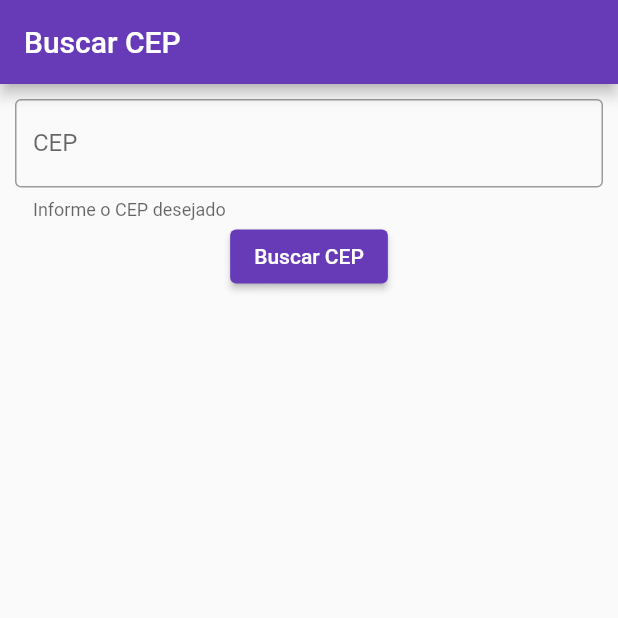
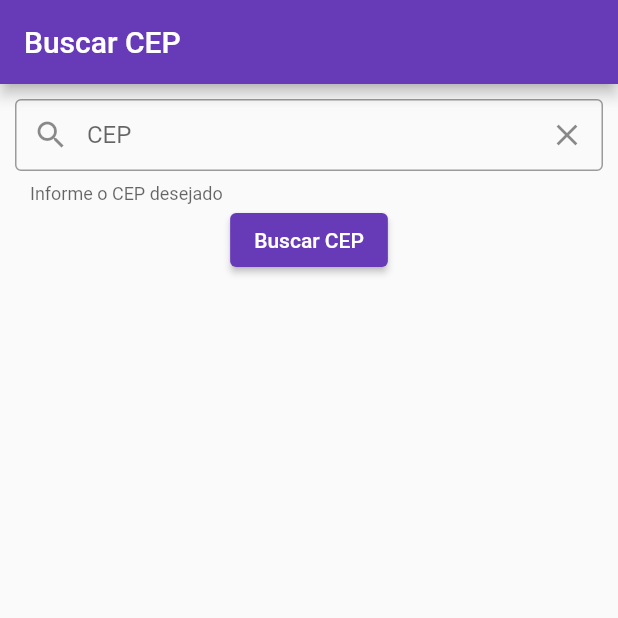
Before and after one commit to EuMarcel0/flutter_search_cep, a Flutter app: the screen it shows after launch, on a phone screen of 412 x 824 dp, the top half of it. Run offline on Flutter 3.47's test engine with Material 2 defaults, Android fonts, the phone set to English and light mode, and no system bars; our stand-ins replace dio.

Commit message:
feat: add button for clear textfield

```diff
--- a/lib/pages/home/home_page.dart
+++ b/lib/pages/home/home_page.dart
@@ -34,12 +34,25 @@ class _HomePageState extends State<HomePage> {
           child: Form(
             key: formKey,
             child: Column(children: [
-              TextFormField(
-                decoration: const InputDecoration(
+              Row(
+                children: [
+                  Expanded(
+                    child: TextFormField(
+                      decoration: InputDecoration(
+                        prefixIcon: const Icon(Icons.search),
+                        suffixIcon: IconButton(
+                          onPressed: () {
+                            cepEC.clear();
+                          },
+                          tooltip: 'Limpar campo',
+                          icon: const Icon(Icons.clear),
+                        ),
                         labelText: 'CEP',
                         hintText: 'Digite o CEP',
-                  border: OutlineInputBorder(),
+                        border: const OutlineInputBorder(),
                         helperText: 'Informe o CEP desejado',
+                        contentPadding: const EdgeInsets.symmetric(
+                            horizontal: 10, vertical: 10),
                       ),
                       controller: cepEC,
                       validator: (value) {
@@ -51,6 +64,9 @@ class _HomePageState extends State<HomePage> {
                         }
                         return null;
                       },
+                    ),
+                  ),
+                ],
               ),
               ElevatedButton(
                 onPressed: isLoading
@@ -76,10 +92,12 @@ class _HomePageState extends State<HomePage> {
                             ScaffoldMessenger.of(context).showSnackBar(
                               const SnackBar(
                                 backgroundColor: Colors.red,
-                                content: Text('Erro ao buscar CEP',
+                                content: Text(
+                                  'Erro ao buscar CEP',
                                   style: TextStyle(
                                       color: Colors.white,
-                                        backgroundColor: Colors.red)),
+                                      backgroundColor: Colors.red),
+                                ),
                               ),
                             );
                           }
```
Lines whose indentation alone changed are shown as unchanged.
